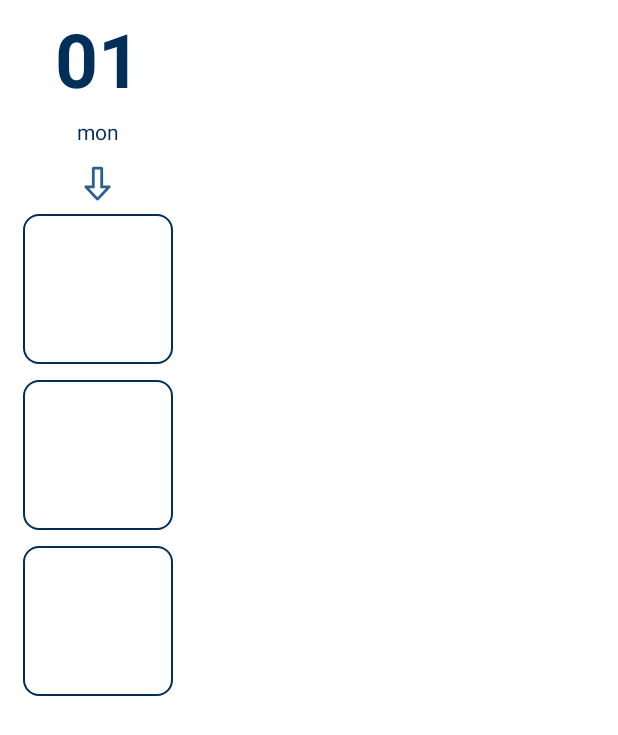
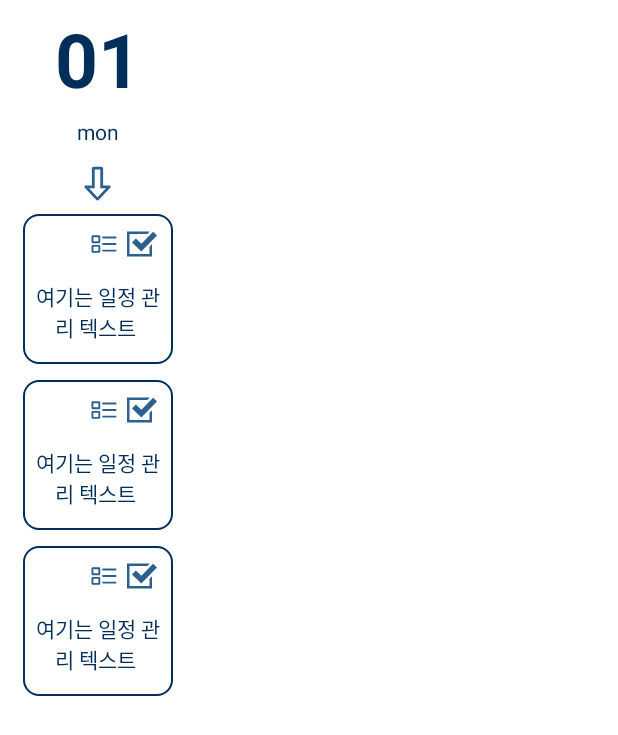
Before and after one commit to jinuemong/Android-App-SwallowMonth, an Android app: the layout item_calendar_horizontal.xml on its own in the app's theme, with its tools: preview values and no code run, on a phone screen of 412 x 824 dp. Shown: the top 735 px of the screen. Run offline under Robolectric (Android 15) with nearby library versions, the phone set to English and light mode, and no system bars.

Commit message:
20221108

```diff
--- /dev/null
+++ b/app/src/main/res/drawable/ic_iconmonstr_check_mark_13.xml
@@ -0,0 +1,9 @@
+<vector xmlns:android="http://schemas.android.com/apk/res/android"
+    android:width="24dp"
+    android:height="24dp"
+    android:viewportWidth="24"
+    android:viewportHeight="24">
+  <path
+      android:fillColor="@color/normal_color"
+      android:pathData="M20,12.194v9.806h-20v-20h18.272l-1.951,2h-14.321v16h16v-5.768l2,-2.038zM20.904,2.167l-9.404,9.639 -4.405,-4.176 -3.095,3.097 7.5,7.273 12.5,-12.737 -3.096,-3.096z"/>
+</vector>
--- a/app/src/main/res/layout/fragment_repeat_task_list.xml
+++ b/app/src/main/res/layout/fragment_repeat_task_list.xml
@@ -14,7 +14,7 @@
             android:textSize="@dimen/item_height_mid_text_size"
             style="@style/TextView1"
             android:layout_width="match_parent"
-            android:layout_height="@dimen/item_mid_height"
+            android:layout_height="@dimen/item_mid_height_30"
             tools:text="Routine Task" />
         <View
             style="@style/LineView1"
--- a/app/src/main/res/layout/fragment_user_u_i.xml
+++ b/app/src/main/res/layout/fragment_user_u_i.xml
@@ -56,14 +56,14 @@
                 <TextView
                     style="@style/ButtonText"
                     android:layout_width="@dimen/item_height"
-                    android:layout_height="@dimen/item_mid_height"
+                    android:layout_height="@dimen/item_mid_height_30"
                     android:layout_margin="@dimen/main_margin"
                     android:text="@string/edit_profile" />
 
                 <TextView
                     style="@style/ButtonText"
                     android:layout_width="@dimen/item_height"
-                    android:layout_height="@dimen/item_mid_height"
+                    android:layout_height="@dimen/item_mid_height_30"
                     android:layout_margin="@dimen/main_margin"
                     android:text="@string/logout_profile" />
             </LinearLayout>
--- a/app/src/main/res/layout/item_calendar_horizontal.xml
+++ b/app/src/main/res/layout/item_calendar_horizontal.xml
@@ -25,11 +25,10 @@
     <ImageView
         android:src="@drawable/ic_iconmonstr_arrow_down_alt_lined"
         android:layout_marginTop="10dp"
-        android:layout_width="@dimen/item_mid_height"
-        android:layout_height="@dimen/item_mid_height"/>
+        android:layout_width="@dimen/item_mid_height_30"
+        android:layout_height="@dimen/item_mid_height_30"/>
 
     <androidx.recyclerview.widget.RecyclerView
-
         android:layout_width="wrap_content"
         android:layout_height="match_parent"
         tools:listitem="@layout/item_in_item_calendar_horizontal" />
--- a/app/src/main/res/layout/item_in_item_calendar_horizontal.xml
+++ b/app/src/main/res/layout/item_in_item_calendar_horizontal.xml
@@ -1,8 +1,44 @@
 <?xml version="1.0" encoding="utf-8"?>
-<androidx.constraintlayout.widget.ConstraintLayout xmlns:android="http://schemas.android.com/apk/res/android"
+<LinearLayout
+    xmlns:tools="http://schemas.android.com/tools"
+    xmlns:android="http://schemas.android.com/apk/res/android"
     android:layout_width="@dimen/item_height_big_100"
     android:background="@drawable/round_border"
     android:layout_margin="@dimen/main_margin"
+    android:gravity="center"
+    android:orientation="vertical"
     android:layout_height="@dimen/item_height_big_100">
-    <!--여기서 text 뷰와 작은 이미지로 체크  -->
-</androidx.constraintlayout.widget.ConstraintLayout>
+    <LinearLayout
+        android:gravity="end"
+        android:layout_margin="@dimen/main_margin"
+        android:orientation="horizontal"
+        android:layout_width="match_parent"
+        android:layout_height="@dimen/item_mid_height_20dp">
+        <ImageView
+            android:layout_marginEnd="@dimen/main_margin"
+            android:visibility="visible"
+            android:src="@drawable/ic_iconmonstr_tiles_list_lined"
+            android:layout_width="@dimen/item_mid_height_20dp"
+            android:layout_height="match_parent"/>
+        <ImageView
+            android:layout_marginEnd="@dimen/main_margin"
+            android:visibility="gone"
+            android:src="@drawable/ic_iconmonstr_refresh_7"
+            android:layout_width="@dimen/item_mid_height_20dp"
+            android:layout_height="match_parent"/>
+        <ImageView
+            android:layout_width="@dimen/item_mid_height_20dp"
+            android:layout_height="match_parent"
+            android:layout_marginEnd="@dimen/main_margin"
+            android:src="@drawable/ic_iconmonstr_check_mark_13" />
+    </LinearLayout>
+
+    <TextView
+        android:textColor="@color/strong_color"
+        android:gravity="center"
+        tools:text="여기는 일정 관리 텍스트 "
+        android:padding="@dimen/main_margin"
+        android:layout_width="@dimen/item_height_big_100"
+        android:layout_height="@dimen/item_height" />
+
+</LinearLayout>
--- a/app/src/main/res/values-land/dimens.xml
+++ b/app/src/main/res/values-land/dimens.xml
@@ -3,9 +3,11 @@
     <dimen name="item_height_big">360dp</dimen>
     <dimen name="item_height_big_180">540dp</dimen>
     <dimen name="item_height_big_100">300dp</dimen>
+    <dimen name="item_height_big_80">240dp</dimen>
     <dimen name="item_height_double_big">720dp</dimen>
     <dimen name="item_height">180dp</dimen>
-    <dimen name="item_mid_height">90dp</dimen>
+    <dimen name="item_mid_height_30">90dp</dimen>
+    <dimen name="item_mid_height_20dp">60dp</dimen>
     <dimen name="main_margin">15dp</dimen>
     <dimen name="item_mid_2_height">150dp</dimen>
     <dimen name="item_height_double_big_text_size">150sp</dimen>
--- a/app/src/main/res/values-w1240dp/dimens.xml
+++ b/app/src/main/res/values-w1240dp/dimens.xml
@@ -3,9 +3,11 @@
     <dimen name="item_height_big">1500dp</dimen>
     <dimen name="item_height_big_180">2250dp</dimen>
     <dimen name="item_height_big_100">1250dp</dimen>
+    <dimen name="item_height_big_80">1000dp</dimen>
     <dimen name="item_height_double_big">3000dp</dimen>
     <dimen name="item_height">750dp</dimen>
-    <dimen name="item_mid_height">375dp</dimen>
+    <dimen name="item_mid_height_30">375dp</dimen>
+    <dimen name="item_mid_height_20dp">250dp</dimen>
     <dimen name="item_mid_2_height">625dp</dimen>
     <dimen name="main_margin">62.5dp</dimen>
     <dimen name="item_height_double_big_text_size">6sp</dimen>
--- a/app/src/main/res/values-w600dp/dimens.xml
+++ b/app/src/main/res/values-w600dp/dimens.xml
@@ -3,9 +3,11 @@
     <dimen name="item_height_big">360dp</dimen>
     <dimen name="item_height_big_180">540dp</dimen>
     <dimen name="item_height_big_100">300dp</dimen>
+    <dimen name="item_height_big_80">240dp</dimen>
     <dimen name="item_height_double_big">720dp</dimen>
     <dimen name="item_height">180dp</dimen>
-    <dimen name="item_mid_height">90dp</dimen>
+    <dimen name="item_mid_height_30">90dp</dimen>
+    <dimen name="item_mid_height_20dp">60dp</dimen>
     <dimen name="main_margin">15dp</dimen>
     <dimen name="item_mid_2_height">150dp</dimen>
     <dimen name="item_height_double_big_text_size">150sp</dimen>
--- a/app/src/main/res/values/dimens.xml
+++ b/app/src/main/res/values/dimens.xml
@@ -3,10 +3,12 @@
     <dimen name="item_height_big">120dp</dimen>
     <dimen name="item_height_big_180">180dp</dimen>
     <dimen name="item_height_big_100">100dp</dimen>
+    <dimen name="item_height_big_80">80dp</dimen>
     <dimen name="item_height_double_big">240dp</dimen>
     <dimen name="item_height">60dp</dimen>
     <dimen name="item_mid_2_height">50dp</dimen>
-    <dimen name="item_mid_height">30dp</dimen>
+    <dimen name="item_mid_height_30">30dp</dimen>
+    <dimen name="item_mid_height_20dp">20dp</dimen>
     <dimen name="main_margin">5dp</dimen>
     <dimen name="item_height_double_big_text_size">50sp</dimen>
     <dimen name="item_height_big_text_size">25sp</dimen>
```
Also changed, not shown: app/src/main/res/drawable/ic_iconmonstr_square_lined.xml (added, +11 -0 lines), app/src/main/res/layout/item_repeat_task.xml (+6 -6 lines), 2 other files.
